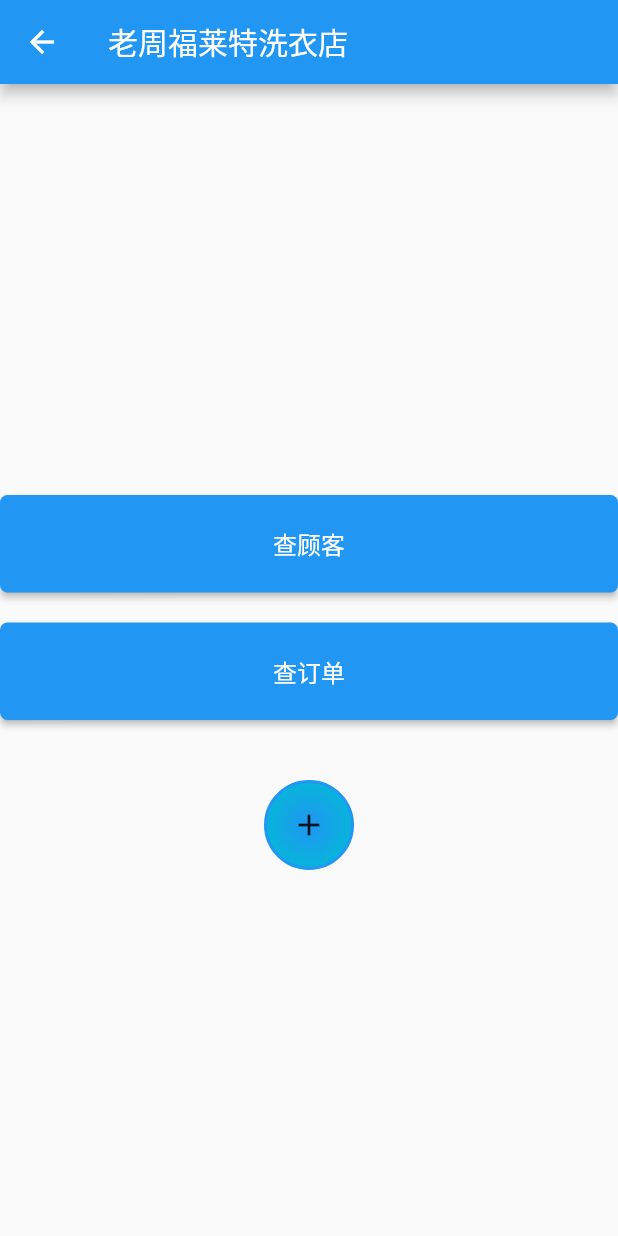
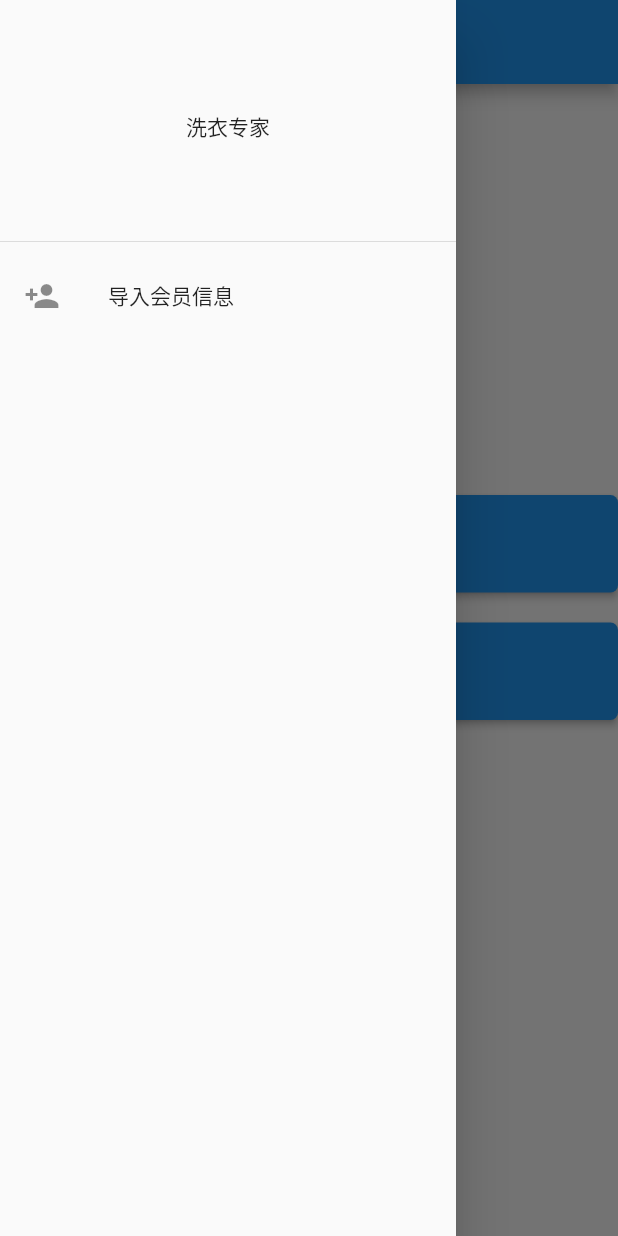
Before and after one commit to Zafirzzf/Laundry_expert, a Flutter app: the HomeScreen screen opened directly, with the side drawer open (before the commit the screen has no drawer), on a phone screen of 412 x 824 dp. Run offline on Flutter 3.47's test engine with Material 2 defaults, Android fonts, the phone set to English and light mode, and no system bars; our stand-ins replace shared_preferences; accounts and stored records are empty; Roboto replaces fonts that are missing (NotoSans).

Commit message:
侧滑drawer加入添加会员信息

```diff
--- a/lib/HomeScreen.dart
+++ b/lib/HomeScreen.dart
@@ -1,12 +1,9 @@
 
 import 'package:flutter/material.dart';
-import 'package:laundry_expert/UI/Styles.dart';
-import 'package:laundry_expert/UI/MyColors.dart';
 import 'package:laundry_expert/UI/MyButtons.dart';
 import 'package:laundry_expert/Tool/ScreenInfo.dart';
 import 'package:laundry_expert/InputCustomerScreen.dart';
-import 'package:laundry_expert/CustomerDetailScreen.dart';
-import 'package:laundry_expert/Request/APIs.dart';
+import 'package:laundry_expert/AddVipScreen.dart';
 import 'package:laundry_expert/OrderListScreen.dart';
 
 class HomeScreen extends StatefulWidget {
@@ -40,12 +37,19 @@ class _HomeScreenState extends State<HomeScreen> {
     }));
   }
 
+  _clickAddVipCustomerInfo() {
+    Navigator.of(context).push(MaterialPageRoute(builder: (BuildContext context) {
+      return AddVipScreen();
+    }));
+  }
+
   @override
   Widget build(BuildContext context) {
     return Scaffold(
       appBar: AppBar(
         title: Text("老周福莱特洗衣店"),
       ),
+      drawer: _buildDrawer(context),
       body: Center(
         child: Column(
           mainAxisSize: MainAxisSize.min,
@@ -95,4 +99,19 @@ class _HomeScreenState extends State<HomeScreen> {
       )
     );
   }
+
+  Widget _buildDrawer(BuildContext context) {
+    return Drawer(
+      child: ListView(
+        children: <Widget>[
+          const DrawerHeader(child: Center(child: Text('洗衣专家'))),
+          ListTile(
+            leading: Icon(Icons.person_add),
+            title: Text('导入会员信息'),
+            onTap: _clickAddVipCustomerInfo,
+          )
+        ],
+      ),
+    );
+  }
 }
--- a/lib/Request/RequestManager.dart
+++ b/lib/Request/RequestManager.dart
@@ -14,8 +14,8 @@ typedef IntListCallback = void Function(List<int> indexs);
 
 class RequestManager {
   static final Client client = Client();
-//  static final host = "http://47.93.9.54:8080/LeFlyHome/laundry/";
-  static final host = "http://192.168.1.6:8080/LeFlyHome/laundry/";
+  static final host = "http://47.93.9.54:8080/LeFlyHome/laundry/";
+//  static final host = "http://192.168.1.6:8080/LeFlyHome/laundry/";
 
   static post({
       String urlPath, Map<String, String> parame,
```
Also changed, not shown: lib/AddVipScreen.dart (added, +68 -0 lines).
